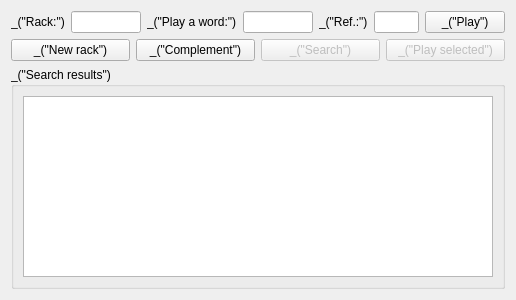
First picture: the form in qt/ui/training_widget.ui, repository cjlano/eliot, before the edit.
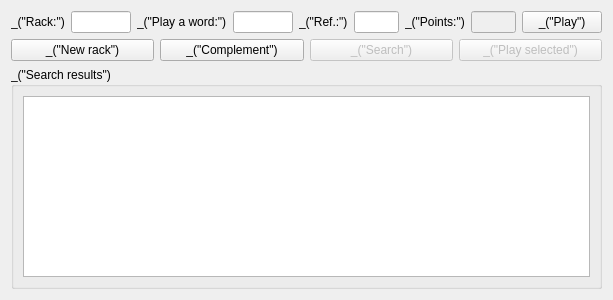
Second picture: the form after the edit.

Commit message: Display the points of the word entered by the player before validating it.

Patch:
```diff
--- a/qt/ui/training_widget.ui
+++ b/qt/ui/training_widget.ui
@@ -6,7 +6,7 @@
    <rect>
     <x>0</x>
     <y>0</y>
-    <width>516</width>
+    <width>540</width>
     <height>300</height>
    </rect>
   </property>
@@ -82,6 +82,32 @@
        </property>
       </widget>
      </item>
+     <item>
+      <widget class="QLabel" name="label_4">
+       <property name="text">
+        <string>_(&quot;Points:&quot;)</string>
+       </property>
+      </widget>
+     </item>
+     <item>
+      <widget class="QLineEdit" name="lineEditPoints">
+       <property name="enabled">
+        <bool>false</bool>
+       </property>
+       <property name="sizePolicy">
+        <sizepolicy hsizetype="Fixed" vsizetype="Fixed">
+         <horstretch>0</horstretch>
+         <verstretch>0</verstretch>
+        </sizepolicy>
+       </property>
+       <property name="maximumSize">
+        <size>
+         <width>45</width>
+         <height>16777215</height>
+        </size>
+       </property>
+      </widget>
+     </item>
      <item>
       <widget class="QPushButton" name="pushButtonPlay">
        <property name="text">
@@ -134,7 +160,7 @@
      <property name="title">
       <string>_(&quot;Search results&quot;)</string>
      </property>
-     <layout class="QVBoxLayout">
+     <layout class="QVBoxLayout" name="_2">
       <item>
        <widget class="QTreeView" name="treeViewResults">
         <property name="editTriggers">
```
Left out of the diff: 12 changed lines with no effect on the pictures. The commit also changes 7 other files.
